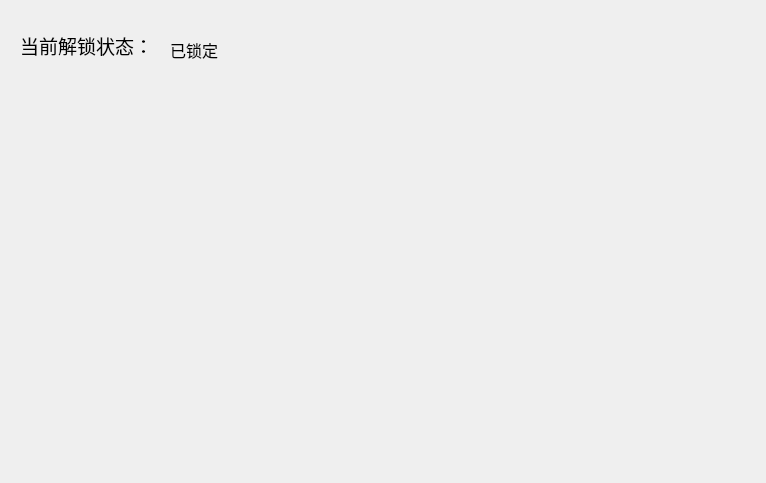
This is bin/settings.ui in Xiaoxiaoyu1321/Random-roll-call as Qt 5 draws it before an edit. The edited form follows.
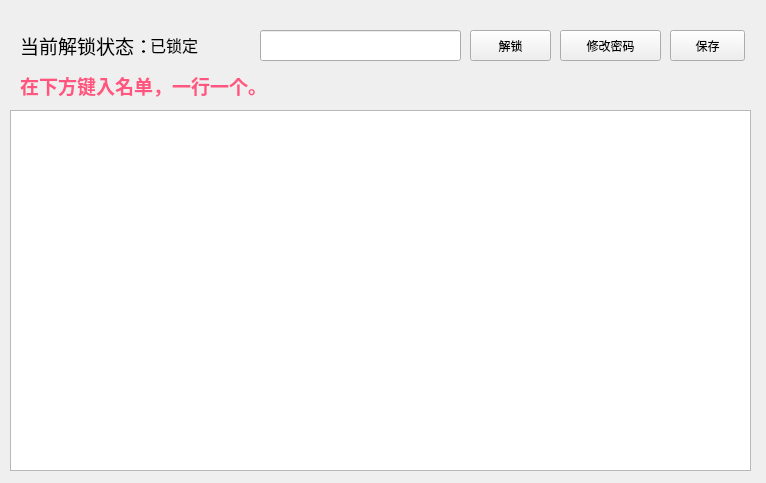
This is the edited form. Custom widgets are drawn as their Qt base class.

```diff
--- a/bin/settings.ui
+++ b/bin/settings.ui
@@ -26,20 +26,112 @@
     <string>&lt;html&gt;&lt;head/&gt;&lt;body&gt;&lt;p&gt;&lt;span style=&quot; font-size:14pt;&quot;&gt;当前解锁状态：&lt;/span&gt;&lt;/p&gt;&lt;/body&gt;&lt;/html&gt;</string>
    </property>
   </widget>
-  <widget class="QLabel" name="label_2">
+  <widget class="QLabel" name="Lock_status">
    <property name="geometry">
     <rect>
-     <x>170</x>
-     <y>30</y>
+     <x>150</x>
+     <y>20</y>
      <width>171</width>
-     <height>41</height>
+     <height>51</height>
     </rect>
    </property>
    <property name="text">
     <string>&lt;html&gt;&lt;head/&gt;&lt;body&gt;&lt;p&gt;&lt;span style=&quot; font-size:12pt;&quot;&gt;已锁定&lt;/span&gt;&lt;/p&gt;&lt;/body&gt;&lt;/html&gt;</string>
    </property>
   </widget>
+  <widget class="TextEdit" name="contentEdit">
+   <property name="geometry">
+    <rect>
+     <x>10</x>
+     <y>110</y>
+     <width>741</width>
+     <height>361</height>
+    </rect>
+   </property>
+   <property name="acceptRichText">
+    <bool>false</bool>
+   </property>
+  </widget>
+  <widget class="PasswordLineEdit" name="lineEdit">
+   <property name="geometry">
+    <rect>
+     <x>260</x>
+     <y>30</y>
+     <width>201</width>
+     <height>31</height>
+    </rect>
+   </property>
+  </widget>
+  <widget class="PushButton" name="unlock_button">
+   <property name="geometry">
+    <rect>
+     <x>470</x>
+     <y>30</y>
+     <width>81</width>
+     <height>31</height>
+    </rect>
+   </property>
+   <property name="text">
+    <string>解锁</string>
+   </property>
+  </widget>
+  <widget class="PushButton" name="change_password_button">
+   <property name="geometry">
+    <rect>
+     <x>560</x>
+     <y>30</y>
+     <width>101</width>
+     <height>31</height>
+    </rect>
+   </property>
+   <property name="text">
+    <string>修改密码</string>
+   </property>
+  </widget>
+  <widget class="PushButton" name="SaveButton">
+   <property name="geometry">
+    <rect>
+     <x>670</x>
+     <y>30</y>
+     <width>75</width>
+     <height>31</height>
+    </rect>
+   </property>
+   <property name="text">
+    <string>保存</string>
+   </property>
+  </widget>
+  <widget class="QLabel" name="label_2">
+   <property name="geometry">
+    <rect>
+     <x>20</x>
+     <y>70</y>
+     <width>321</width>
+     <height>31</height>
+    </rect>
+   </property>
+   <property name="text">
+    <string>&lt;html&gt;&lt;head/&gt;&lt;body&gt;&lt;p&gt;&lt;span style=&quot; font-size:14pt; font-weight:600; color:#ff557f;&quot;&gt;在下方键入名单，一行一个。&lt;/span&gt;&lt;/p&gt;&lt;/body&gt;&lt;/html&gt;</string>
+   </property>
+  </widget>
  </widget>
+ <customwidgets>
+  <customwidget>
+   <class>PushButton</class>
+   <extends>QPushButton</extends>
+   <header location="global">qfluentwidgets</header>
+  </customwidget>
+  <customwidget>
+   <class>PasswordLineEdit</class>
+   <extends>QLineEdit</extends>
+   <header location="global">qfluentwidgets</header>
+  </customwidget>
+  <customwidget>
+   <class>TextEdit</class>
+   <extends>QTextEdit</extends>
+   <header location="global">qfluentwidgets</header>
+  </customwidget>
+ </customwidgets>
  <resources/>
  <connections/>
 </ui>
```
Left out of the diff: 2 changed lines with no effect on the pictures.
